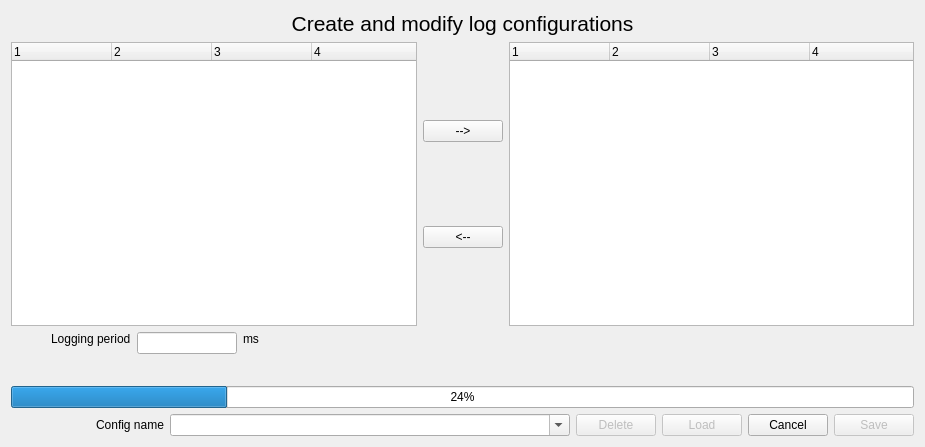
bitcraze/crazyflie-clients-python, file src/cfclient/ui/dialogs/logconfigdialogue.ui: the form before one commit.
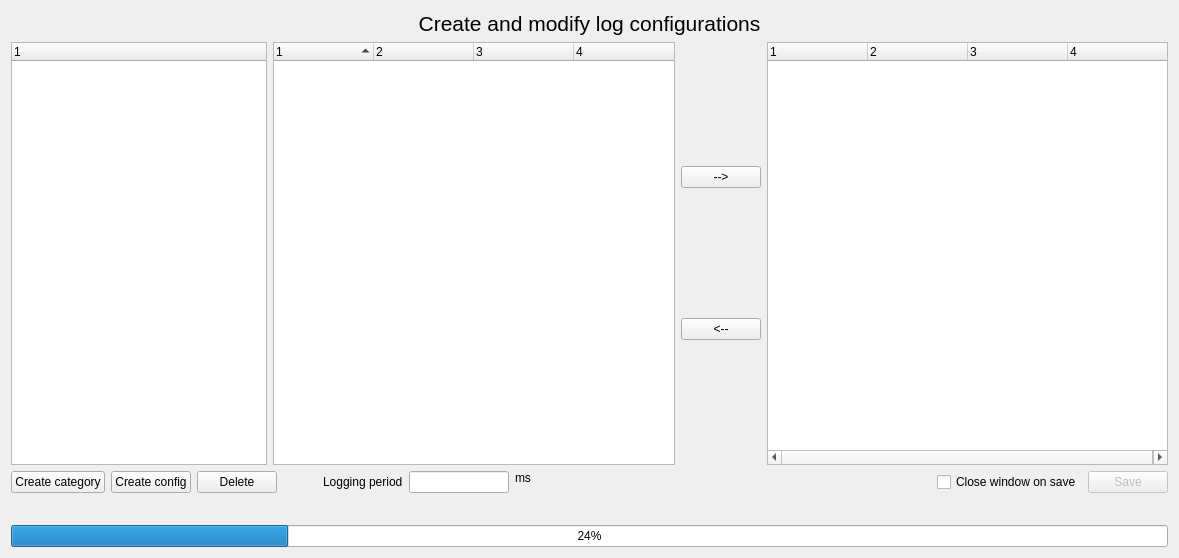
The form after the commit.

Patch:
```diff
--- a/src/cfclient/ui/dialogs/logconfigdialogue.ui
+++ b/src/cfclient/ui/dialogs/logconfigdialogue.ui
@@ -9,8 +9,8 @@
    <rect>
     <x>0</x>
     <y>0</y>
-    <width>925</width>
-    <height>447</height>
+    <width>1179</width>
+    <height>558</height>
    </rect>
   </property>
   <property name="windowTitle">
@@ -43,36 +43,60 @@
      <item>
       <layout class="QGridLayout" name="gridLayout">
        <item row="1" column="0">
-        <widget class="QTreeWidget" name="logTree">
-         <property name="columnCount">
-          <number>4</number>
+        <widget class="QTreeWidget" name="categoryTree">
+         <property name="sizePolicy">
+          <sizepolicy hsizetype="Minimum" vsizetype="Expanding">
+           <horstretch>0</horstretch>
+           <verstretch>0</verstretch>
+          </sizepolicy>
          </property>
-         <attribute name="headerDefaultSectionSize">
-          <number>100</number>
-         </attribute>
          <column>
           <property name="text">
            <string notr="true">1</string>
           </property>
          </column>
-         <column>
-          <property name="text">
-           <string notr="true">2</string>
-          </property>
-         </column>
-         <column>
-          <property name="text">
-           <string notr="true">3</string>
-          </property>
-         </column>
-         <column>
-          <property name="text">
-           <string notr="true">4</string>
-          </property>
-         </column>
         </widget>
        </item>
        <item row="1" column="1">
+        <widget class="QTreeWidget" name="logTree">
+         <property name="sizePolicy">
+          <sizepolicy hsizetype="Expanding" vsizetype="Expanding">
+           <horstretch>0</horstretch>
+           <verstretch>0</verstretch>
+          </sizepolicy>
+         </property>
+         <property name="sortingEnabled">
+          <bool>true</bool>
+         </property>
+         <property name="columnCount">
+          <number>4</number>
+         </property>
+         <attribute name="headerMinimumSectionSize">
+          <number>57</number>
+         </attribute>
+         <column>
+          <property name="text">
+           <string notr="true">1</string>
+          </property>
+         </column>
+         <column>
+          <property name="text">
+           <string notr="true">2</string>
+          </property>
+         </column>
+         <column>
+          <property name="text">
+           <string notr="true">3</string>
+          </property>
+         </column>
+         <column>
+          <property name="text">
+           <string notr="true">4</string>
+          </property>
+         </column>
+        </widget>
+       </item>
+       <item row="1" column="2">
         <layout class="QVBoxLayout" name="verticalLayout_2">
          <item>
           <widget class="QPushButton" name="addButton">
@@ -90,7 +114,7 @@
          </item>
         </layout>
        </item>
-       <item row="1" column="2">
+       <item row="1" column="3">
         <widget class="QTreeWidget" name="varTree">
          <property name="columnCount">
           <number>4</number>
@@ -125,12 +149,39 @@
      <item>
       <layout class="QHBoxLayout" name="horizontalLayout_2">
        <item>
-        <spacer name="horizontalSpacer_2">
+        <widget class="QPushButton" name="createCategoryBtn">
+         <property name="sizePolicy">
+          <sizepolicy hsizetype="Maximum" vsizetype="Fixed">
+           <horstretch>0</horstretch>
+           <verstretch>0</verstretch>
+          </sizepolicy>
+         </property>
+         <property name="text">
+          <string>Create category</string>
+         </property>
+        </widget>
+       </item>
+       <item>
+        <widget class="QPushButton" name="createConfigBtn">
+         <property name="text">
+          <string>Create config</string>
+         </property>
+        </widget>
+       </item>
+       <item>
+        <widget class="QPushButton" name="deleteBtn">
+         <property name="text">
+          <string>Delete</string>
+         </property>
+        </widget>
+       </item>
+       <item>
+        <spacer name="horizontalSpacer">
          <property name="orientation">
           <enum>Qt::Horizontal</enum>
          </property>
          <property name="sizeType">
-          <enum>QSizePolicy::Fixed</enum>
+          <enum>QSizePolicy::Minimum</enum>
          </property>
          <property name="sizeHint" stdset="0">
           <size>
@@ -140,7 +191,7 @@
          </property>
         </spacer>
        </item>
-       <item alignment="Qt::AlignTop">
+       <item>
         <widget class="QLabel" name="label_2">
          <property name="text">
           <string>Logging period</string>
@@ -165,7 +216,7 @@
         </widget>
        </item>
        <item>
-        <spacer name="horizontalSpacer_3">
+        <spacer name="horizontalSpacer_2">
          <property name="orientation">
           <enum>Qt::Horizontal</enum>
          </property>
@@ -177,6 +228,23 @@
          </property>
         </spacer>
        </item>
+       <item>
+        <widget class="QCheckBox" name="closeOnSave">
+         <property name="text">
+          <string>Close window on save</string>
+         </property>
+        </widget>
+       </item>
+       <item>
+        <widget class="QPushButton" name="saveButton">
+         <property name="enabled">
+          <bool>false</bool>
+         </property>
+         <property name="text">
+          <string>Save</string>
+         </property>
+        </widget>
+       </item>
       </layout>
      </item>
      <item>
@@ -227,93 +295,10 @@
       </widget>
      </item>
      <item>
-      <layout class="QGridLayout" name="gridLayout_2">
-       <item row="0" column="1">
-        <widget class="QLabel" name="label_16">
-         <property name="text">
-          <string>Config name</string>
-         </property>
-        </widget>
-       </item>
-       <item row="0" column="0">
-        <spacer name="horizontalSpacer_9">
-         <property name="orientation">
-          <enum>Qt::Horizontal</enum>
-         </property>
-         <property name="sizeHint" stdset="0">
-          <size>
-           <width>40</width>
-           <height>20</height>
-          </size>
-         </property>
-        </spacer>
-       </item>
-       <item row="0" column="3">
-        <widget class="QPushButton" name="deleteButton">
-         <property name="enabled">
-          <bool>false</bool>
-         </property>
-         <property name="text">
-          <string>Delete</string>
-         </property>
-        </widget>
-       </item>
-       <item row="0" column="5">
-        <widget class="QPushButton" name="cancelButton">
-         <property name="text">
-          <string>Cancel</string>
-         </property>
-        </widget>
-       </item>
-       <item row="0" column="2">
-        <widget class="QComboBox" name="configNameCombo">
-         <property name="enabled">
-          <bool>true</bool>
-         </property>
-         <property name="sizePolicy">
-          <sizepolicy hsizetype="Fixed" vsizetype="Fixed">
-           <horstretch>0</horstretch>
-           <verstretch>0</verstretch>
-          </sizepolicy>
-         </property>
-         <property name="minimumSize">
-          <size>
-           <width>400</width>
-           <height>0</height>
-          </size>
-         </property>
-         <property name="maximumSize">
-          <size>
-           <width>16777215</width>
-           <height>16777215</height>
-          </size>
-         </property>
-         <property name="editable">
-          <bool>true</bool>
-         </property>
-        </widget>
-       </item>
-       <item row="0" column="6">
-        <widget class="QPushButton" name="saveButton">
-         <property name="enabled">
-          <bool>false</bool>
-         </property>
-         <property name="text">
-          <string>Save</string>
-         </property>
-        </widget>
-       </item>
-       <item row="0" column="4">
-        <widget class="QPushButton" name="loadButton">
-         <property name="enabled">
-          <bool>false</bool>
-         </property>
-         <property name="text">
-          <string>Load</string>
-         </property>
-        </widget>
-       </item>
-      </layout>
+      <layout class="QGridLayout" name="gridLayout_2"/>
+     </item>
+     <item>
+      <layout class="QGridLayout" name="gridLayout_2"/>
      </item>
     </layout>
    </item>
```
